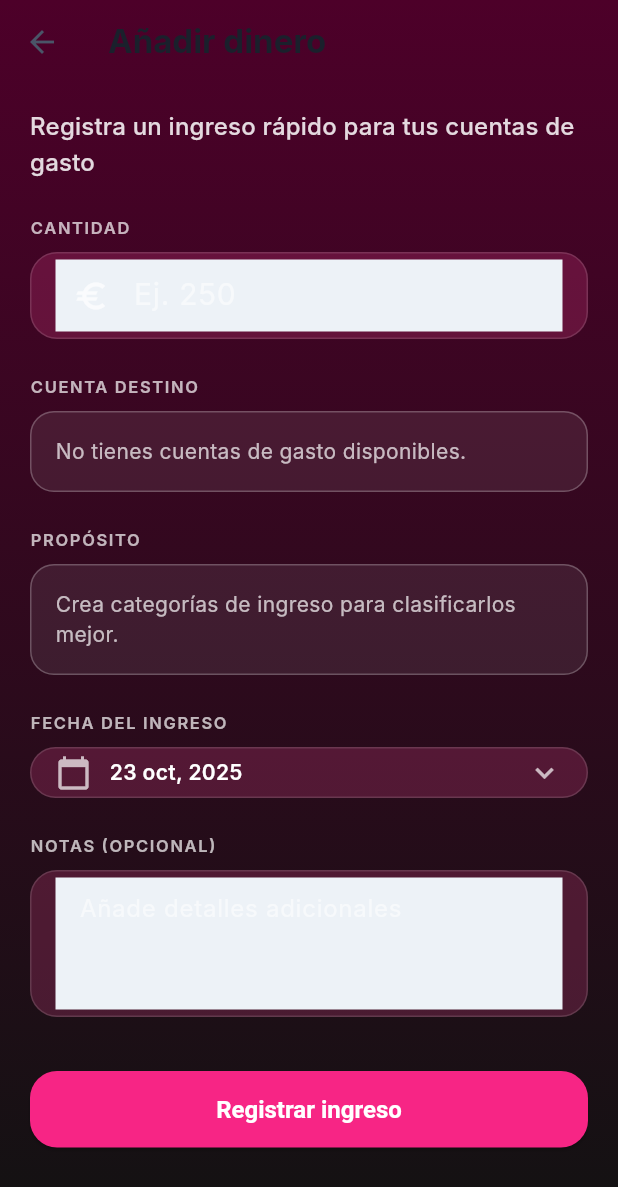
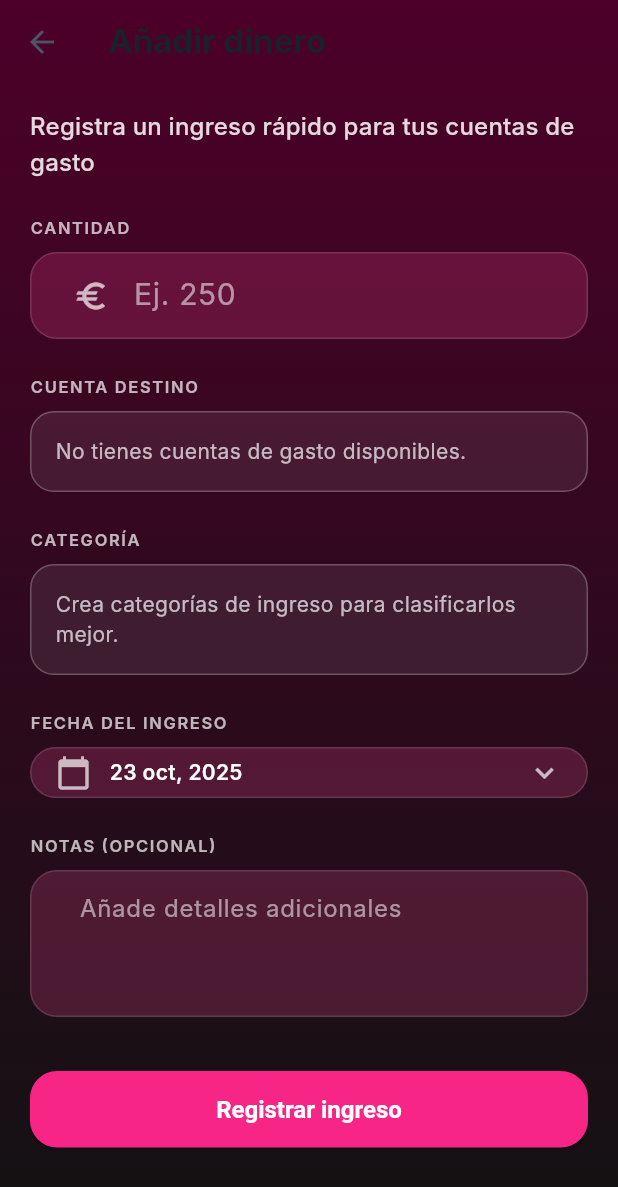
Before and after one commit to Thiagosnchz02/finai_flutter, a Flutter app: the AddMoneyScreen screen opened by its route, on a phone screen of 412 x 824 dp. Shown: the top 1187 px of the screen. Run offline on Flutter 3.47's test engine with Material 3 defaults, Android fonts, the phone set to English and light mode, and no system bars; our stand-ins replace fl_chart, flutter_dotenv, flutter_svg, font_awesome_flutter, image_picker, intl_phone_field and 4 more; missing offline and left inert: flutter_facebook_auth; accounts and stored records are empty; Roboto replaces fonts that are missing (Inter).

Commit message:
Adjust add money form styling and category selector

```diff
--- a/lib/features/accounts/screens/add_money_screen.dart
+++ b/lib/features/accounts/screens/add_money_screen.dart
@@ -217,6 +217,8 @@ class _AddMoneyScreenState extends State<AddMoneyScreen> {
                         hintStyle: TextStyle(color: Colors.white54),
                         border: InputBorder.none,
                         prefixIcon: Icon(Icons.euro, color: Colors.white70),
+                        filled: true,
+                        fillColor: Colors.transparent,
                       ),
                       validator: (value) {
                         if (value == null || value.trim().isEmpty) {
@@ -252,7 +254,12 @@ class _AddMoneyScreenState extends State<AddMoneyScreen> {
                           isExpanded: true,
                           dropdownColor: const Color(0xFF341931),
                           iconEnabledColor: Colors.white,
-                          decoration: const InputDecoration(border: InputBorder.none),
+                          style: const TextStyle(color: Colors.white),
+                          decoration: const InputDecoration(
+                            border: InputBorder.none,
+                            filled: true,
+                            fillColor: Colors.transparent,
+                          ),
                           items: accounts
                               .map(
                                 (acc) => DropdownMenuItem<String>(
@@ -272,7 +279,7 @@ class _AddMoneyScreenState extends State<AddMoneyScreen> {
                     },
                   ),
                   const SizedBox(height: 24),
-                  _SectionLabel(label: 'Propósito'),
+                  _SectionLabel(label: 'Categoría'),
                   const SizedBox(height: 8),
                   FutureBuilder<List<Map<String, dynamic>>>(
                     future: _categoriesFuture,
@@ -286,26 +293,33 @@ class _AddMoneyScreenState extends State<AddMoneyScreen> {
                           message: 'Crea categorías de ingreso para clasificarlos mejor.',
                         );
                       }
-                      return Wrap(
-                        spacing: 12,
-                        runSpacing: 12,
-                        children: categories.map((category) {
-                          final id = category['id'] as String;
-                          final isSelected = id == _selectedCategoryId;
-                          return ChoiceChip(
-                            label: Text(category['name'] as String),
-                            labelStyle: TextStyle(
-                              color: isSelected ? Colors.white : Colors.white70,
-                              fontWeight: FontWeight.w600,
-                            ),
-                            selected: isSelected,
-                            selectedColor: const Color(0xFFF72585),
-                            backgroundColor: const Color(0x33FFFFFF),
-                            onSelected: (_) {
-                              setState(() => _selectedCategoryId = id);
-                            },
-                          );
-                        }).toList(),
+                      return _GradientFieldContainer(
+                        child: DropdownButtonFormField<String>(
+                          value: _selectedCategoryId,
+                          isExpanded: true,
+                          dropdownColor: const Color(0xFF341931),
+                          iconEnabledColor: Colors.white,
+                          style: const TextStyle(color: Colors.white),
+                          decoration: const InputDecoration(
+                            border: InputBorder.none,
+                            filled: true,
+                            fillColor: Colors.transparent,
+                          ),
+                          items: categories
+                              .map(
+                                (category) => DropdownMenuItem<String>(
+                                  value: category['id'] as String,
+                                  child: Text(
+                                    category['name'] as String,
+                                    style: const TextStyle(color: Colors.white),
+                                  ),
+                                ),
+                              )
+                              .toList(),
+                          onChanged: (value) {
+                            setState(() => _selectedCategoryId = value);
+                          },
+                        ),
                       );
                     },
                   ),
@@ -344,6 +358,8 @@ class _AddMoneyScreenState extends State<AddMoneyScreen> {
                         hintText: 'Añade detalles adicionales',
                         hintStyle: TextStyle(color: Colors.white54),
                         border: InputBorder.none,
+                        filled: true,
+                        fillColor: Colors.transparent,
                       ),
                     ),
                   ),
```
